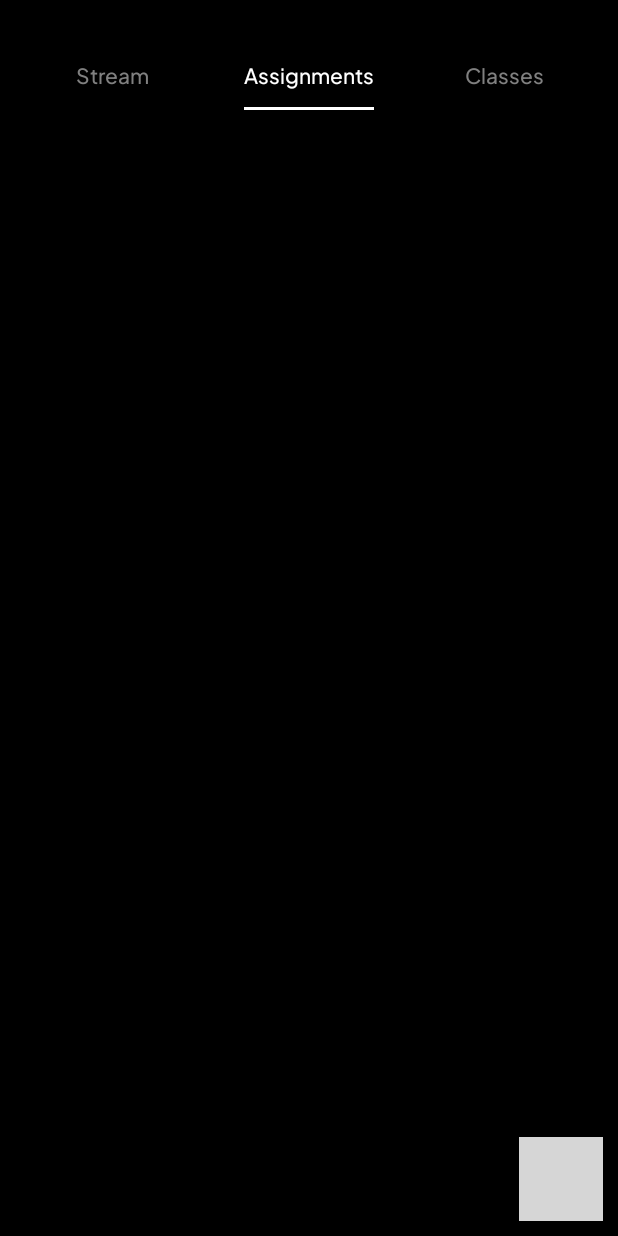
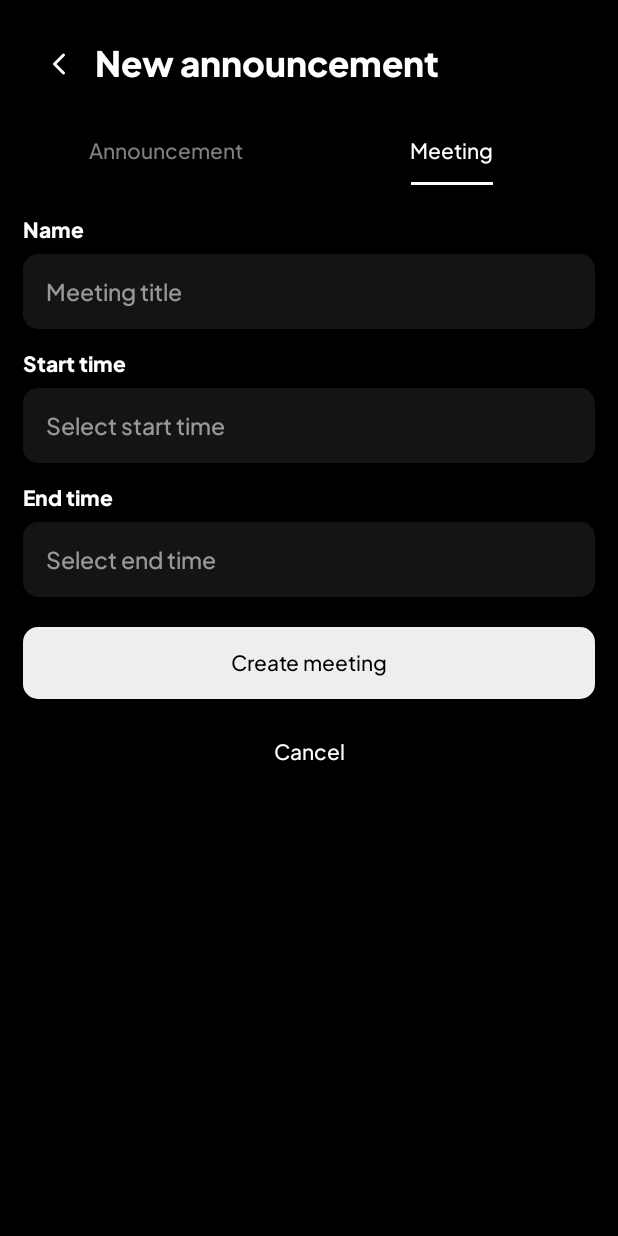
Before and after one commit to kyeboard/classroom, an Android app built with Jetpack Compose: the screen it shows after launch (ClassDashboard before the commit, NewAnnouncement after it), tab 2 chosen, on a phone screen of 412 x 824 dp. Run offline under Robolectric (Android 15) with nearby library versions, the phone set to English and light mode, and no system bars; libraries missing offline, so code that uses them is left out: io.appwrite, io.appwrite.services; 3 statements that could not run were skipped; grey boxes are pictures that could not be loaded.

Commit message:
feat: Add different fragments and join them with pageviewer in new announcement

```diff
--- a/app/src/main/java/me/kyeboard/oxide/MainActivity.kt
+++ b/app/src/main/java/me/kyeboard/oxide/MainActivity.kt
@@ -13,6 +13,7 @@ import me.kyeboard.oxide.screens.ClassDashboard
 import me.kyeboard.oxide.screens.Home
 import me.kyeboard.oxide.screens.Meeting
 import me.kyeboard.oxide.screens.MeetingChat
+import me.kyeboard.oxide.screens.NewAnnouncement
 import me.kyeboard.oxide.screens.NewClass
 import me.kyeboard.oxide.screens.SelectHeader
 import me.kyeboard.oxide.utils.get_appwrite_client
@@ -65,7 +66,7 @@ class MainActivity : ComponentActivity() {
     // Starts the home activity and ends the current activity
     private fun startHomeActivity() {
         // Create an intent
-        val intent = Intent(this, ClassDashboard::class.java)
+        val intent = Intent(this, NewAnnouncement::class.java)
 
         // Start the activity
         startActivity(intent)
--- /dev/null
+++ b/app/src/main/java/me/kyeboard/oxide/adapters/view_pager_adapter.kt
@@ -0,0 +1,21 @@
+package me.kyeboard.oxide.adapters
+
+import androidx.appcompat.app.AppCompatActivity
+import androidx.fragment.app.Fragment
+import androidx.viewpager2.adapter.FragmentStateAdapter
+
+class ViewPagerAdapter(activity: AppCompatActivity) : FragmentStateAdapter(activity) {
+    private val fragmentList = ArrayList<Fragment>()
+
+    override fun getItemCount(): Int {
+        return fragmentList.size
+    }
+
+    override fun createFragment(position: Int): Fragment {
+        return fragmentList[position]
+    }
+
+    fun addFragment(fragment: Fragment) {
+        fragmentList.add(fragment)
+    }
+}
--- /dev/null
+++ b/app/src/main/java/me/kyeboard/oxide/fragments/CreateNewAnnouncement.kt
@@ -0,0 +1,60 @@
+package me.kyeboard.oxide.fragments
+
+import android.os.Bundle
+import androidx.fragment.app.Fragment
+import android.view.LayoutInflater
+import android.view.View
+import android.view.ViewGroup
+import me.kyeboard.oxide.R
+
+// TODO: Rename parameter arguments, choose names that match
+// the fragment initialization parameters, e.g. ARG_ITEM_NUMBER
+private const val ARG_PARAM1 = "param1"
+private const val ARG_PARAM2 = "param2"
+
+/**
+ * A simple [Fragment] subclass.
+ * Use the [CreateNewAnnouncement.newInstance] factory method to
+ * create an instance of this fragment.
+ */
+class CreateNewAnnouncement : Fragment() {
+    // TODO: Rename and change types of parameters
+    private var param1: String? = null
+    private var param2: String? = null
+
+    override fun onCreate(savedInstanceState: Bundle?) {
+        super.onCreate(savedInstanceState)
+        arguments?.let {
+            param1 = it.getString(ARG_PARAM1)
+            param2 = it.getString(ARG_PARAM2)
+        }
+    }
+
+    override fun onCreateView(
+        inflater: LayoutInflater, container: ViewGroup?,
+        savedInstanceState: Bundle?
+    ): View? {
+        // Inflate the layout for this fragment
+        return inflater.inflate(R.layout.create_new_announcement, container, false)
+    }
+
+    companion object {
+        /**
+         * Use this factory method to create a new instance of
+         * this fragment using the provided parameters.
+         *
+         * @param param1 Parameter 1.
+         * @param param2 Parameter 2.
+         * @return A new instance of fragment CreateNewAnnouncement.
+         */
+        // TODO: Rename and change types and number of parameters
+        @JvmStatic
+        fun newInstance(param1: String, param2: String) =
+            CreateNewAnnouncement().apply {
+                arguments = Bundle().apply {
+                    putString(ARG_PARAM1, param1)
+                    putString(ARG_PARAM2, param2)
+                }
+            }
+    }
+}
--- /dev/null
+++ b/app/src/main/java/me/kyeboard/oxide/fragments/CreateNewMeeting.kt
@@ -0,0 +1,60 @@
+package me.kyeboard.oxide.fragments
+
+import android.os.Bundle
+import androidx.fragment.app.Fragment
+import android.view.LayoutInflater
+import android.view.View
+import android.view.ViewGroup
+import me.kyeboard.oxide.R
+
+// TODO: Rename parameter arguments, choose names that match
+// the fragment initialization parameters, e.g. ARG_ITEM_NUMBER
+private const val ARG_PARAM1 = "param1"
+private const val ARG_PARAM2 = "param2"
+
+/**
+ * A simple [Fragment] subclass.
+ * Use the [CreateNewMeeting.newInstance] factory method to
+ * create an instance of this fragment.
+ */
+class CreateNewMeeting : Fragment() {
+    // TODO: Rename and change types of parameters
+    private var param1: String? = null
+    private var param2: String? = null
+
+    override fun onCreate(savedInstanceState: Bundle?) {
+        super.onCreate(savedInstanceState)
+        arguments?.let {
+            param1 = it.getString(ARG_PARAM1)
+            param2 = it.getString(ARG_PARAM2)
+        }
+    }
+
+    override fun onCreateView(
+        inflater: LayoutInflater, container: ViewGroup?,
+        savedInstanceState: Bundle?
+    ): View? {
+        // Inflate the layout for this fragment
+        return inflater.inflate(R.layout.fragment_create_new_meeting, container, false)
+    }
+
+    companion object {
+        /**
+         * Use this factory method to create a new instance of
+         * this fragment using the provided parameters.
+         *
+         * @param param1 Parameter 1.
+         * @param param2 Parameter 2.
+         * @return A new instance of fragment CreateNewMeeting.
+         */
+        // TODO: Rename and change types and number of parameters
+        @JvmStatic
+        fun newInstance(param1: String, param2: String) =
+            CreateNewMeeting().apply {
+                arguments = Bundle().apply {
+                    putString(ARG_PARAM1, param1)
+                    putString(ARG_PARAM2, param2)
+                }
+            }
+    }
+}
--- a/app/src/main/java/me/kyeboard/oxide/screens/ClassDashboard.kt
+++ b/app/src/main/java/me/kyeboard/oxide/screens/ClassDashboard.kt
@@ -5,6 +5,7 @@ import AnnouncementsAdapter
 import android.content.Intent
 import android.os.Bundle
 import android.util.Log
+import android.widget.ImageButton
 import androidx.activity.ComponentActivity
 import androidx.recyclerview.widget.LinearLayoutManager
 import androidx.recyclerview.widget.RecyclerView
@@ -25,7 +26,7 @@ class ClassDashboard : ComponentActivity() {
         val client = get_appwrite_client(this)
         val databases = Databases(client)
 
-        findViewById<FloatingActionButton>(R.id.class_dashboard_new_announcement).setOnClickListener {
+        findViewById<ImageButton>(R.id.class_dashboard_new_announcement).setOnClickListener {
             val intent = Intent(this, NewAnnouncement::class.java)
             startActivity(intent)
         }
--- a/app/src/main/java/me/kyeboard/oxide/screens/NewAnnouncement.kt
+++ b/app/src/main/java/me/kyeboard/oxide/screens/NewAnnouncement.kt
@@ -2,15 +2,49 @@ package me.kyeboard.oxide.screens
 
 import android.os.Bundle
 import android.text.InputFilter
+import android.util.Log
 import android.widget.EditText
 import androidx.activity.ComponentActivity
+import androidx.appcompat.app.AppCompatActivity
+import androidx.viewpager.widget.ViewPager
+import androidx.viewpager2.widget.ViewPager2
+import com.google.android.material.tabs.TabLayout
 import me.kyeboard.oxide.R
+import me.kyeboard.oxide.adapters.ViewPagerAdapter
+import me.kyeboard.oxide.fragments.CreateNewAnnouncement
+import me.kyeboard.oxide.fragments.CreateNewMeeting
 import me.kyeboard.oxide.utils.InputFilterMinMax
 
 
-class NewAnnouncement : ComponentActivity() {
+class NewAnnouncement : AppCompatActivity() {
     override fun onCreate(savedInstanceState: Bundle?) {
         super.onCreate(savedInstanceState)
         setContentView(R.layout.activity_newannouncement)
+
+        val viewPager = findViewById<ViewPager2>(R.id.new_announcement_pager)
+        val tabLayout = findViewById<TabLayout>(R.id.new_announcement_tabs)
+
+        val adapter = ViewPagerAdapter(this)
+        adapter.addFragment(CreateNewAnnouncement())
+        adapter.addFragment(CreateNewMeeting())
+
+        viewPager.adapter = adapter
+
+        tabLayout.addOnTabSelectedListener(object : TabLayout.OnTabSelectedListener {
+            override fun onTabSelected(tab: TabLayout.Tab?) {
+                Log.d("test", "testtr")
+                tab?.let {
+                    viewPager.setCurrentItem(it.position, true)
+                }
+            }
+
+            override fun onTabUnselected(tab: TabLayout.Tab?) {
+                // Do nothing
+            }
+
+            override fun onTabReselected(tab: TabLayout.Tab?) {
+                // Do nothing
+            }
+        })
     }
 }
--- a/app/src/main/res/layout/activity_classdashboard.xml
+++ b/app/src/main/res/layout/activity_classdashboard.xml
@@ -35,7 +35,7 @@
         app:layout_constraintTop_toTopOf="parent" /> -->
 
     <com.google.android.material.tabs.TabLayout
-        android:id="@+id/new_annoucement_tabs"
+        android:id="@+id/class_dashboard_tablayout"
         android:layout_marginTop="15dp"
         app:tabIndicatorColor="@color/white"
         app:tabRippleColor="#00000000"
@@ -65,22 +65,25 @@
     <androidx.recyclerview.widget.RecyclerView
         android:id="@+id/class_dashboard_stream_announcements"
         android:layout_marginTop="20dp"
-        android:layout_marginLeft="10dp"
         android:layout_width="match_parent"
         app:layout_constraintStart_toStartOf="parent"
         app:layout_constraintBottom_toBottomOf="parent"
-        app:layout_constraintTop_toBottomOf="@+id/new_annoucement_tabs"
+        app:layout_constraintTop_toBottomOf="@+id/class_dashboard_tablayout"
         android:layout_height="0dp">
 
     </androidx.recyclerview.widget.RecyclerView>
 
-    <com.google.android.material.floatingactionbutton.FloatingActionButton
+    <ImageButton
         android:id="@+id/class_dashboard_new_announcement"
-        android:layout_width="wrap_content"
-        android:layout_height="wrap_content"
+        android:layout_width="50dp"
+        android:layout_height="50dp"
         android:src="@drawable/plus"
+        app:flow_verticalAlign="center"
         android:backgroundTint="@color/white"
-        app:shapeAppearanceOverlay="@drawable/rounded"
+        android:background="@drawable/rounded"
+        app:flow_horizontalAlign="center"
         app:layout_constraintBottom_toBottomOf="parent"
-        app:layout_constraintEnd_toEndOf="parent" />
+        app:layout_constraintEnd_toEndOf="parent"
+        android:contentDescription="@string/action_button" />
+
 </androidx.constraintlayout.widget.ConstraintLayout>
--- a/app/src/main/res/layout/activity_newannouncement.xml
+++ b/app/src/main/res/layout/activity_newannouncement.xml
@@ -12,7 +12,7 @@
         android:layout_width="wrap_content"
         android:backgroundTint="#000000"
         android:layout_height="wrap_content"
-        android:layout_marginTop="10dp"
+        android:layout_marginTop="5dp"
         app:layout_constraintStart_toStartOf="parent"
         app:layout_constraintTop_toTopOf="parent"
         android:src="@drawable/back"
@@ -23,133 +23,46 @@
         android:id="@+id/header"
         android:layout_width="wrap_content"
         android:layout_height="wrap_content"
+        android:layout_marginTop="5dp"
         android:fontFamily="@font/plusjakartasans_extrabold"
         android:text="New announcement"
-        android:layout_marginLeft="15dp"
-        android:layout_marginTop="10dp"
         android:textColor="@color/white"
         android:textSize="23sp"
-        app:layout_constraintStart_toEndOf="@+id/textView4"
+        app:layout_constraintStart_toEndOf="@+id/imageButton"
         app:layout_constraintTop_toTopOf="parent" />
 
-    <TextView
-        android:id="@+id/textView4"
-        android:layout_width="wrap_content"
-        android:layout_height="wrap_content"
-        android:text="Name"
-        android:layout_marginTop="20dp"
-        android:textColor="@color/white"
-        android:fontFamily="@font/plusjakartasans_extrabold"
+    <com.google.android.material.tabs.TabLayout
+        android:id="@+id/new_announcement_tabs"
+        android:layout_marginTop="15dp"
+        app:tabIndicatorColor="@color/white"
+        app:tabRippleColor="#00000000"
+        android:layout_width="match_parent"
+        style="@style/customTabLayout"
+        app:tabIndicatorFullWidth="false"
         app:layout_constraintStart_toStartOf="parent"
-        app:layout_constraintTop_toBottomOf="@+id/new_annoucement_tabs" />
+        app:layout_constraintTop_toBottomOf="@+id/header"
+        android:layout_height="wrap_content">
 
-    <EditText
-        android:id="@+id/editTextText"
-        android:layout_width="match_parent"
-        android:layout_height="wrap_content"
-        android:layout_marginTop="5dp"
-        android:background="@drawable/rounded"
-        android:backgroundTint="#50444444"
-        android:ems="10"
-        android:fontFamily="@font/plusjakartasans_medium"
-        android:includeFontPadding="false"
-        android:inputType="text"
-        android:hint="Meeting title"
-        android:padding="15dp"
-        android:textColorHint="#90FFFFFF"
-        android:textSize="15sp"
+        <com.google.android.material.tabs.TabItem
+            android:layout_width="wrap_content"
+            android:layout_height="wrap_content"
+            android:text="Announcement" />
+
+        <com.google.android.material.tabs.TabItem
+            android:layout_width="wrap_content"
+            android:layout_height="wrap_content"
+            android:text="Meeting" />
+    </com.google.android.material.tabs.TabLayout>
+
+    <androidx.viewpager2.widget.ViewPager2
+        android:id="@+id/new_announcement_pager"
+        android:layout_width="0dp"
+        android:layout_marginTop="60dp"
+        android:layout_height="0dp"
+        app:layout_constraintBottom_toBottomOf="parent"
+        app:layout_constraintEnd_toEndOf="parent"
         app:layout_constraintStart_toStartOf="parent"
-        app:layout_constraintTop_toBottomOf="@+id/textView4" />
+        app:layout_constraintTop_toBottomOf="@+id/header">
 
-    <TextView
-        android:id="@+id/textView5"
-        android:layout_width="wrap_content"
-        android:layout_height="wrap_content"
-        android:layout_marginTop="10dp"
-        android:fontFamily="@font/plusjakartasans_extrabold"
-        android:text="Start time"
-        android:textColor="@color/white"
-        app:layout_constraintStart_toStartOf="parent"
-        app:layout_constraintTop_toBottomOf="@+id/editTextText" />
-
-    <EditText
-        android:id="@+id/start_time"
-        android:layout_width="match_parent"
-        android:layout_height="wrap_content"
-        android:background="@drawable/rounded"
-        android:backgroundTint="#50444444"
-        android:ems="10"
-        android:fontFamily="@font/plusjakartasans_medium"
-        android:hint="Select start time"
-        android:includeFontPadding="false"
-        android:inputType="text"
-        android:enabled="false"
-        android:padding="15dp"
-        android:layout_marginTop="5dp"
-        android:textColorHint="#90FFFFFF"
-        android:textSize="15sp"
-        app:layout_constraintStart_toStartOf="parent"
-        app:layout_constraintTop_toBottomOf="@+id/textView5" />
-
-    <TextView
-        android:id="@+id/textView7"
-        android:layout_width="wrap_content"
-        android:layout_height="wrap_content"
-        android:layout_marginTop="10dp"
-        android:fontFamily="@font/plusjakartasans_extrabold"
-        android:text="End time"
-        android:textColor="@color/white"
-        app:layout_constraintStart_toStartOf="parent"
-        app:layout_constraintTop_toBottomOf="@+id/start_time" />
-
-    <EditText
-        android:id="@+id/end_time"
-        android:layout_width="match_parent"
-        android:layout_height="wrap_content"
-        android:background="@drawable/rounded"
-        android:backgroundTint="#50444444"
-        android:ems="10"
-        android:fontFamily="@font/plusjakartasans_medium"
-        android:hint="Select end time"
-        android:includeFontPadding="false"
-        android:inputType="text"
-        android:enabled="false"
-        android:padding="15dp"
-        android:layout_marginTop="5dp"
-        android:textColorHint="#90FFFFFF"
-        android:textSize="15sp"
-        app:layout_constraintStart_toStartOf="parent"
-        app:layout_constraintTop_toBottomOf="@+id/textView7" />
-
-    <Button
-        android:id="@+id/button"
-        android:layout_width="match_parent"
-        android:layout_height="wrap_content"
-        android:background="@drawable/rounded"
-        android:backgroundTint="@color/white"
-        android:layout_marginTop="30dp"
-        android:fontFamily="@font/plusjakartasans_medium"
-        android:includeFontPadding="false"
-        android:text="Create meeting"
-        android:textAllCaps="false"
-        android:textColor="@color/black"
-        app:layout_constraintEnd_toEndOf="parent"
-        app:layout_constraintTop_toBottomOf="@+id/end_time" />
-
-    <Button
-        android:id="@+id/destroy_self"
-        android:layout_width="match_parent"
-        android:layout_height="wrap_content"
-        android:background="@drawable/rounded"
-        android:backgroundTint="#00000000"
-        android:fontFamily="@font/plusjakartasans_medium"
-        android:text="Cancel"
-        android:layout_marginTop="10dp"
-        android:textAllCaps="false"
-        android:textColor="@color/white"
-        app:layout_constraintEnd_toEndOf="parent"
-        app:layout_constraintHorizontal_bias="0.0"
-        app:layout_constraintStart_toStartOf="parent"
-        app:layout_constraintTop_toBottomOf="@+id/button" />
-
+    </androidx.viewpager2.widget.ViewPager2>
 </androidx.constraintlayout.widget.ConstraintLayout>
--- a/app/src/main/res/layout/announcement_item_meeting.xml
+++ b/app/src/main/res/layout/announcement_item_meeting.xml
@@ -3,6 +3,7 @@
     xmlns:app="http://schemas.android.com/apk/res-auto"
     xmlns:tools="http://schemas.android.com/tools"
     android:layout_width="match_parent"
+    android:layout_marginBottom="15dp"
     android:background="@drawable/rounded"
     android:backgroundTint="#55333333"
     android:padding="20dp"
@@ -61,9 +62,9 @@
         android:layout_width="0dp"
         android:maxLines="6"
         android:layout_marginTop="14dp"
-        android:lineHeight="22sp"
+        android:lineHeight="21sp"
         android:ellipsize="end"
-        android:textSize="14sp"
+        android:textSize="13sp"
         android:layout_height="wrap_content"
         android:text="Lorem ipsum dolor sit amet, consectetur adipiscing elit. Suspendisse augue justo, congue vitae consectetur a, placerat et orci. Morbi et cursus sem. Duis rutrum, tellus sed commodo tempor, mi ipsum sagittis nunc, ac interdum libero elit lacinia turpis. Mauris lacinia vulputate augue id ultricies. Donec auctor odio porttitor, ornare tortor eu, fringilla risus. Proin tristique lacinia diam, id ultrices mauris pretium at. Donec eu nisi non turpis tempus suscipit eget eget arcu. Donec tempor, orci sed varius euismod, ligula libero dictum quam, eu lacinia nibh risus at orci. Nam tincidunt lorem vel lacus mollis rhoncus. Donec sit amet molestie ante. In a quam et erat pulvinar mattis vitae id nisi. Nulla non risus neque"
         app:layout_constraintEnd_toEndOf="parent"
--- /dev/null
+++ b/app/src/main/res/layout/fragment_create_new_meeting.xml
@@ -0,0 +1,129 @@
+<?xml version="1.0" encoding="utf-8"?>
+<androidx.constraintlayout.widget.ConstraintLayout xmlns:android="http://schemas.android.com/apk/res/android"
+    xmlns:tools="http://schemas.android.com/tools"
+    android:layout_width="match_parent"
+    android:layout_height="match_parent"
+    xmlns:app="http://schemas.android.com/apk/res-auto"
+    tools:context=".fragments.CreateNewAnnouncement">
+
+
+    <TextView
+        android:id="@+id/textView4"
+        android:layout_width="wrap_content"
+        android:layout_height="wrap_content"
+        android:text="Name"
+        android:layout_marginTop="20dp"
+        android:textColor="@color/white"
+        android:fontFamily="@font/plusjakartasans_extrabold"
+        app:layout_constraintStart_toStartOf="parent"
+        app:layout_constraintTop_toTopOf="parent" />
+
+    <EditText
+        android:id="@+id/editTextText"
+        android:layout_width="match_parent"
+        android:layout_height="wrap_content"
+        android:layout_marginTop="5dp"
+        android:background="@drawable/rounded"
+        android:backgroundTint="#50444444"
+        android:ems="10"
+        android:fontFamily="@font/plusjakartasans_medium"
+        android:includeFontPadding="false"
+        android:inputType="text"
+        android:hint="Meeting title"
+        android:padding="15dp"
+        android:textColorHint="#90FFFFFF"
+        android:textSize="15sp"
+        app:layout_constraintStart_toStartOf="parent"
+        app:layout_constraintTop_toBottomOf="@+id/textView4" />
+
+    <TextView
+        android:id="@+id/textView5"
+        android:layout_width="wrap_content"
+        android:layout_height="wrap_content"
+        android:layout_marginTop="10dp"
+        android:fontFamily="@font/plusjakartasans_extrabold"
+        android:text="Start time"
+        android:textColor="@color/white"
+        app:layout_constraintStart_toStartOf="parent"
+        app:layout_constraintTop_toBottomOf="@+id/editTextText" />
+
+    <EditText
+        android:id="@+id/start_time"
+        android:layout_width="match_parent"
+        android:layout_height="wrap_content"
+        android:background="@drawable/rounded"
+        android:backgroundTint="#50444444"
+        android:ems="10"
+        android:fontFamily="@font/plusjakartasans_medium"
+        android:hint="Select start time"
+        android:includeFontPadding="false"
+        android:inputType="text"
+        android:enabled="false"
+        android:padding="15dp"
+        android:layout_marginTop="5dp"
+        android:textColorHint="#90FFFFFF"
+        android:textSize="15sp"
+        app:layout_constraintStart_toStartOf="parent"
+        app:layout_constraintTop_toBottomOf="@+id/textView5" />
+
+    <TextView
+        android:id="@+id/textView7"
+        android:layout_width="wrap_content"
+        android:layout_height="wrap_content"
+        android:layout_marginTop="10dp"
+        android:fontFamily="@font/plusjakartasans_extrabold"
+        android:text="End time"
+        android:textColor="@color/white"
+        app:layout_constraintStart_toStartOf="parent"
+        app:layout_constraintTop_toBottomOf="@+id/start_time" />
+
+    <EditText
+        android:id="@+id/end_time"
+        android:layout_width="match_parent"
+        android:layout_height="wrap_content"
+        android:background="@drawable/rounded"
+        android:backgroundTint="#50444444"
+        android:ems="10"
+        android:fontFamily="@font/plusjakartasans_medium"
+        android:hint="Select end time"
+        android:includeFontPadding="false"
+        android:inputType="text"
+        android:enabled="false"
+        android:padding="15dp"
+        android:layout_marginTop="5dp"
+        android:textColorHint="#90FFFFFF"
+        android:textSize="15sp"
+        app:layout_constraintStart_toStartOf="parent"
+        app:layout_constraintTop_toBottomOf="@+id/textView7" />
+
+    <androidx.appcompat.widget.AppCompatButton
+        android:id="@+id/button"
+        android:layout_width="match_parent"
+        android:layout_height="wrap_content"
+        android:background="@drawable/rounded"
+        android:backgroundTint="@color/white"
+        android:layout_marginTop="20dp"
+        android:fontFamily="@font/plusjakartasans_medium"
+        android:includeFontPadding="false"
+        android:text="Create meeting"
+        android:textAllCaps="false"
+        android:textColor="@color/black"
+        app:layout_constraintEnd_toEndOf="parent"
+        app:layout_constraintTop_toBottomOf="@+id/end_time" />
+
+    <androidx.appcompat.widget.AppCompatButton
+        android:id="@+id/destroy_self"
+        android:layout_width="match_parent"
+        android:layout_height="wrap_content"
+        android:background="@drawable/rounded"
+        android:backgroundTint="#00000000"
+        android:fontFamily="@font/plusjakartasans_medium"
+        android:text="Cancel"
+        android:layout_marginTop="10dp"
+        android:textAllCaps="false"
+        android:textColor="@color/white"
+        app:layout_constraintEnd_toEndOf="parent"
+        app:layout_constraintStart_toStartOf="parent"
+        app:layout_constraintTop_toBottomOf="@+id/button" />
+
+</androidx.constraintlayout.widget.ConstraintLayout>
--- a/app/src/main/res/values/strings.xml
+++ b/app/src/main/res/values/strings.xml
@@ -13,4 +13,6 @@
     <string name="title_activity_select_header">SelectHeader</string>
     <string name="title_activity_main">MainActivity</string>
     <string name="title_activity_class_dashboard">ClassDashboard</string>
+    <!-- TODO: Remove or change this placeholder text -->
+    <string name="hello_blank_fragment">Hello blank fragment</string>
 </resources>
```
Also changed, not shown: app/src/main/res/layout/create_new_announcement.xml (added, +66 -0 lines).
